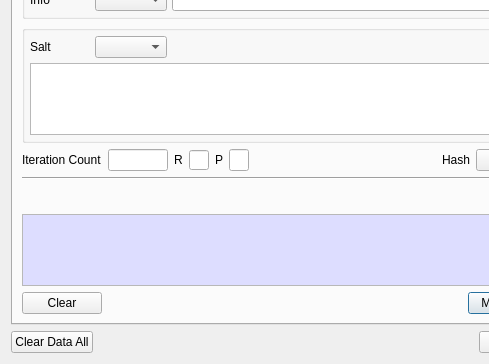
jykim74/BerEditor, file BerEditor/key_man_dlg.ui: the form before one commit; both pictures show x 0 to 489 and y 133 to 497 of the 570 by 497 pixel window.
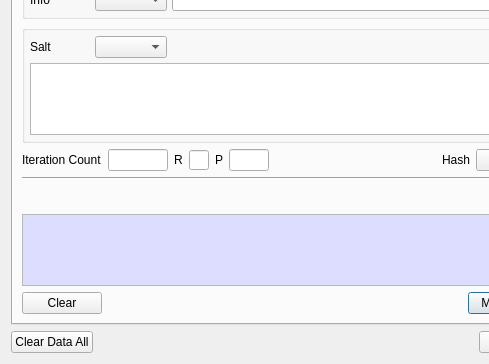
The form after the commit.

Commit message: 한글 메세지 작업

What changed in the file:
```diff
--- a/BerEditor/key_man_dlg.ui
+++ b/BerEditor/key_man_dlg.ui
@@ -466,13 +466,13 @@
           <widget class="QLineEdit" name="mPText">
            <property name="minimumSize">
             <size>
-             <width>20</width>
+             <width>40</width>
              <height>0</height>
             </size>
            </property>
            <property name="maximumSize">
             <size>
-             <width>20</width>
+             <width>40</width>
              <height>16777215</height>
             </size>
            </property>
```
Left out of the diff: 6 changed lines with no effect on the pictures. The commit also changes 2 other files.
